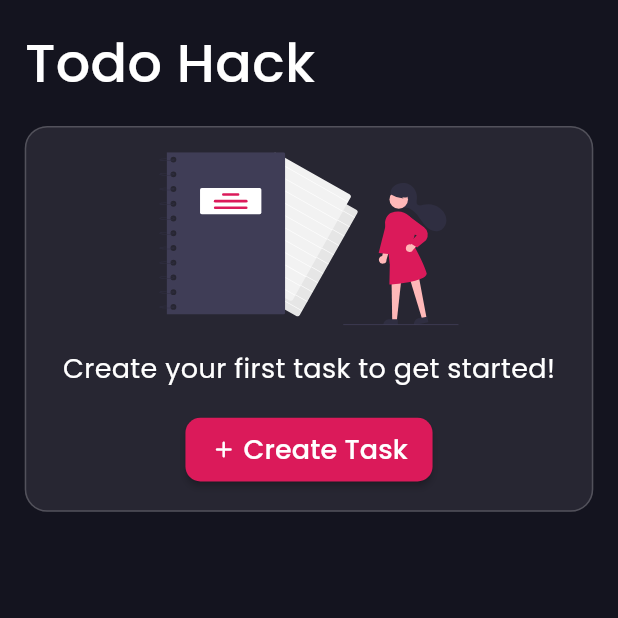
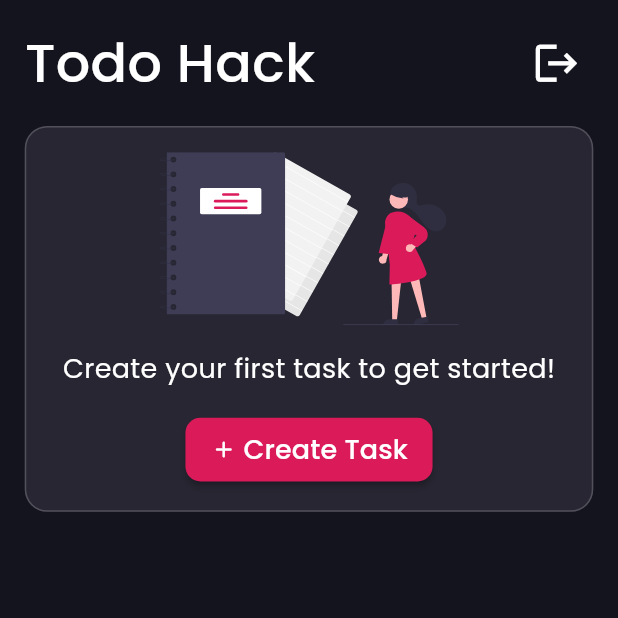
Before and after one commit to CodeSadhu/taskier, a Flutter app: the DashboardPage screen opened by its route, on a phone screen of 412 x 824 dp, the top half of it. Run offline on Flutter 3.47's test engine with Material 2 defaults, Android fonts, the phone set to English and light mode, and no system bars; our stand-ins replace appwrite, flutter_svg, hive, hive_flutter, shared_preferences; missing offline and left inert: normie; accounts and stored records are empty.

Commit message:
Integrated hive, added basic form and add operation on hive box, dashboard listens to hive box values

```diff
--- /dev/null
+++ b/lib/models/task_model.dart
@@ -0,0 +1,32 @@
+import 'package:hive/hive.dart';
+part 'task_model.g.dart';
+
+@HiveType(typeId: 0)
+class TaskModel {
+  @HiveField(0)
+  String? name;
+  @HiveField(1)
+  String? description;
+  @HiveField(2)
+  String? deadline;
+  @HiveField(3)
+  String? color;
+
+  TaskModel({this.name, this.description, this.deadline, this.color});
+
+  TaskModel.fromJson(Map<String, dynamic> json) {
+    name = json['name'];
+    description = json['description'];
+    deadline = json['deadline'];
+    color = json['color'];
+  }
+
+  Map<String, dynamic> toJson() {
+    final Map<String, dynamic> data = <String, dynamic>{};
+    data['name'] = name;
+    data['description'] = description;
+    data['deadline'] = deadline;
+    data['color'] = color;
+    return data;
+  }
+}
--- a/lib/screens/dashboard.dart
+++ b/lib/screens/dashboard.dart
@@ -1,9 +1,14 @@
+import 'package:appwrite_hack/models/task_model.dart';
+import 'package:appwrite_hack/utils/app_routes.dart';
 import 'package:appwrite_hack/utils/assets.dart';
 import 'package:appwrite_hack/utils/colors.dart';
 import 'package:appwrite_hack/utils/constants.dart';
+import 'package:appwrite_hack/utils/shared_prefs_helper.dart';
+import 'package:appwrite_hack/utils/strings.dart';
 import 'package:appwrite_hack/utils/styles.dart';
 import 'package:flutter/material.dart';
 import 'package:flutter_svg/svg.dart';
+import 'package:hive_flutter/hive_flutter.dart';
 
 class DashboardPage extends StatefulWidget {
   const DashboardPage({super.key});
@@ -13,12 +18,45 @@ class DashboardPage extends StatefulWidget {
 }
 
 class _DashboardPageState extends State<DashboardPage> {
+  late Box<TaskModel> taskBox;
   late Size size;
+
+  @override
+  void initState() {
+    // TODO: implement initState
+    super.initState();
+    taskBox = Hive.box<TaskModel>(Strings.tasks);
+  }
 
   @override
   Widget build(BuildContext context) {
     size = Constants.getSize(context);
     return Scaffold(
+      floatingActionButton: ValueListenableBuilder(
+        valueListenable: taskBox.listenable(),
+        builder: (context, value, child) {
+          if (value.values.isNotEmpty) {
+            return Container(
+              margin: EdgeInsets.only(
+                right: size.width * 0.04,
+                bottom: size.height * 0.02,
+              ),
+              child: FloatingActionButton(
+                backgroundColor: ColorPalette.primary,
+                onPressed: () {
+                  Navigator.pushNamed(context, AppRoutes.taskForm);
+                },
+                child: Icon(
+                  Icons.add_rounded,
+                  color: Colors.white,
+                  size: size.height * 0.04,
+                ),
+              ),
+            );
+          }
+          return const SizedBox();
+        },
+      ),
       body: SafeArea(
         child: Container(
           padding: EdgeInsets.symmetric(
@@ -27,15 +65,30 @@ class _DashboardPageState extends State<DashboardPage> {
           ),
           child: Column(
             crossAxisAlignment: CrossAxisAlignment.start,
+            mainAxisSize: MainAxisSize.min,
+            children: [
+              Row(
+                mainAxisAlignment: MainAxisAlignment.spaceBetween,
                 children: [
                   Text(
                     'Todo Hack',
                     style: Styles.appbarStyle(),
                   ),
+                  IconButton(
+                    onPressed: () => Constants.logout(),
+                    icon: Icon(
+                      Icons.logout,
+                      size: size.height * 0.04,
+                      color: Colors.white,
+                    ),
+                  ),
+                ],
+              ),
               SizedBox(
                 height: size.height * 0.02,
               ),
-              Container(
+              Flexible(
+                child: Container(
                   padding: EdgeInsets.symmetric(
                     horizontal: size.width * 0.04,
                     vertical: size.height * 0.02,
@@ -48,7 +101,54 @@ class _DashboardPageState extends State<DashboardPage> {
                     ),
                     borderRadius: BorderRadius.circular(15),
                   ),
-                child: Column(
+                  child: ValueListenableBuilder<Box<TaskModel>>(
+                    valueListenable: taskBox.listenable(),
+                    builder: (context, value, child) {
+                      var boxContent = value.values.toList();
+                      if (boxContent.isEmpty) {
+                        return EmptyScreenPage(size: size);
+                      } else {
+                        return ListView.separated(
+                          itemCount: boxContent.length,
+                          itemBuilder: (context, index) {
+                            return ListTile(
+                              contentPadding: EdgeInsets.zero,
+                              title: Text(
+                                boxContent[index].name!,
+                                style: Styles.smallBodyStyle(),
+                              ),
+                            );
+                          },
+                          separatorBuilder: (context, index) {
+                            return Divider(
+                              height: size.height * 0.01,
+                            );
+                          },
+                        );
+                      }
+                    },
+                  ),
+                ),
+              ),
+            ],
+          ),
+        ),
+      ),
+    );
+  }
+}
+
+class EmptyScreenPage extends StatelessWidget {
+  const EmptyScreenPage({
+    super.key,
+    required this.size,
+  });
+
+  final Size size;
+
+  @override
+  Widget build(BuildContext context) {
+    return Column(
       mainAxisSize: MainAxisSize.min,
       crossAxisAlignment: CrossAxisAlignment.center,
       children: [
@@ -74,16 +174,15 @@ class _DashboardPageState extends State<DashboardPage> {
             backgroundColor: ColorPalette.primary,
             shape: RoundedRectangleBorder(
               borderRadius: BorderRadius.circular(10),
-                          // side: BorderSide(
-                          //   color: Colors.white.withOpacity(0.2),
-                          // ),
             ),
             padding: EdgeInsets.symmetric(
               vertical: size.height * 0.01,
               horizontal: size.width * 0.04,
             ),
           ),
-                      onPressed: () {},
+          onPressed: () {
+            Navigator.pushNamed(context, AppRoutes.taskForm);
+          },
           child: Row(
             mainAxisSize: MainAxisSize.min,
             children: [
@@ -102,12 +201,6 @@ class _DashboardPageState extends State<DashboardPage> {
           ),
         )
       ],
-                ),
-              ),
-            ],
-          ),
-        ),
-      ),
     );
   }
 }
--- a/lib/utils/strings.dart
+++ b/lib/utils/strings.dart
@@ -2,8 +2,11 @@ class Strings {
   Strings._();
 
   static const String appFont = 'Poppins';
+  // static const String baseUrl = 'http://103.132.174.106/v1';
   static const String baseUrl = 'http://10.0.2.2/v1';
   static const String projectId = '648883ef643255ebd26c';
   static const String databaseId = '64888451cdb8702b7083';
   static const String collectionId = '';
+
+  static const String tasks = 'Tasks';
 }
--- a/lib/utils/styles.dart
+++ b/lib/utils/styles.dart
@@ -1,4 +1,4 @@
-import 'package:appwrite_hack/utils/constants.dart';
+import 'package:appwrite_hack/utils/colors.dart';
 import 'package:appwrite_hack/utils/strings.dart';
 import 'package:flutter/material.dart';
 
@@ -89,4 +89,26 @@ class Styles {
       fontFamily: Strings.appFont,
     );
   }
+
+  static InputDecoration inputDecoration({
+    String? hintText,
+    TextStyle? hintStyle,
+    InputBorder? enabledBorder,
+    InputBorder? focusedBorder,
+  }) {
+    return InputDecoration(
+      hintText: hintText,
+      hintStyle: hintStyle ?? const TextStyle(color: Colors.grey),
+      enabledBorder: enabledBorder ??
+          const OutlineInputBorder(
+            borderSide: BorderSide(color: Colors.grey),
+          ),
+      focusedBorder: focusedBorder ??
+          const OutlineInputBorder(
+            borderSide: BorderSide(
+              color: ColorPalette.primary,
+            ),
+          ),
+    );
+  }
 }
--- a/pubspec.yaml
+++ b/pubspec.yaml
@@ -39,6 +39,10 @@ dependencies:
   shared_preferences: ^2.1.2
   flutter_svg: ^2.0.6
   normie: ^1.0.0
+  hive: ^2.2.3
+  build_runner: ^2.4.5
+  hive_flutter: ^1.1.0
+  hive_generator: ^2.0.0
 
 dev_dependencies:
   flutter_test:
```
Also changed, not shown: lib/main.dart (+15 -7 lines), lib/screens/login.dart (+13 -24 lines), lib/screens/task_form.dart (added, +198 -0 lines), lib/utils/app_routes.dart (+18 -0 lines), lib/models/task_model.g.dart (added), pubspec.lock. Lines whose indentation alone changed are shown as unchanged.
